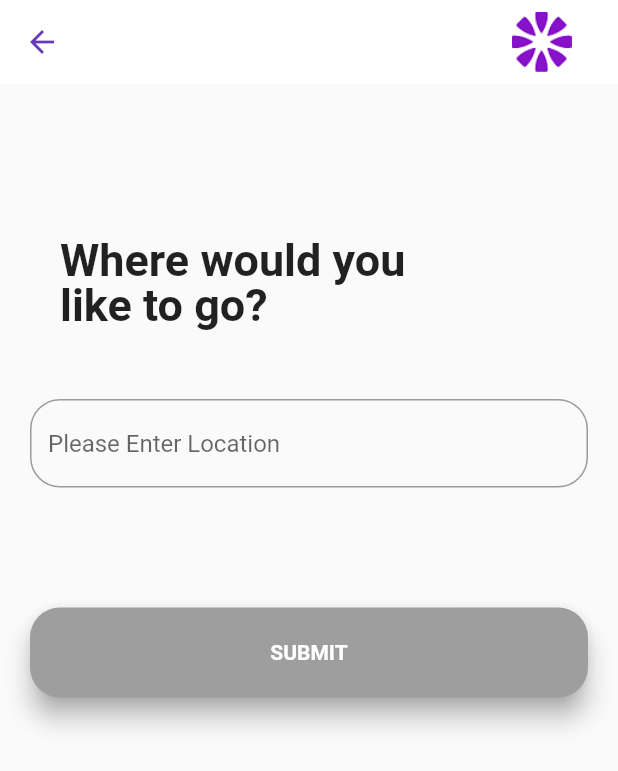
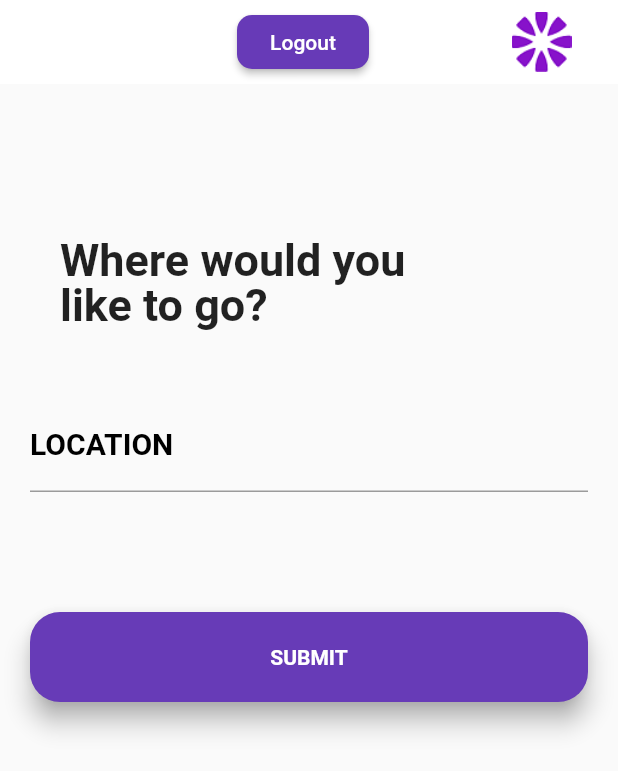
Before and after one commit to veronicakate/f_e_access_the_city, a Flutter app: the UserDashboard screen opened directly, on a phone screen of 412 x 824 dp. Shown: the top 771 px of the screen. Run offline on Flutter 3.47's test engine with Material 2 defaults, Android fonts, the phone set to English and light mode, and no system bars; Roboto replaces fonts that are missing (Montserrat).

Commit message:
change select location page style and add logout button

```diff
--- a/access_the_city/lib/pages/users/select_location.dart
+++ b/access_the_city/lib/pages/users/select_location.dart
@@ -2,9 +2,11 @@ import 'package:access_the_city/pages/users/select_activity.dart';
 
 import 'package:flutter/material.dart';
 
+Color hexToColor(String code) {
+  return new Color(int.parse(code.substring(1, 7), radix: 16) + 0xFF000000);
+}
 
 class UserDashboard extends StatefulWidget {
-
   @override
   _UserDashboardState createState() => _UserDashboardState();
 }
@@ -12,117 +14,109 @@ _UserDashboardState createState() => _UserDashboardState();
 class _UserDashboardState extends State<UserDashboard> {
   TextEditingController _locationController = new TextEditingController();
 
-
-
   @override
   Widget build(BuildContext context) {
     return Scaffold(
       resizeToAvoidBottomPadding: false,
-
       appBar: AppBar(
-
+        automaticallyImplyLeading: false,
         backgroundColor: Colors.white,
-         elevation:0.0,
-
+        elevation: 0.0,
         title: Row(
-     crossAxisAlignment:CrossAxisAlignment.center,
-      mainAxisAlignment:MainAxisAlignment.end,
-    children:[
-      Image.asset("images/logo.png", width:70.0,height:40.0),
+            crossAxisAlignment: CrossAxisAlignment.center,
+            mainAxisAlignment: MainAxisAlignment.end,
+            children: [
               Container(
-        // padding:const EdgeInsets.all(20.0),
-      )
-      ]
-    ),
-        iconTheme: IconThemeData(color: Colors.deepPurple),
+                  margin: EdgeInsets.only(right: 80),
+                  child: RaisedButton(
+                    shape: new RoundedRectangleBorder(
+                        borderRadius: new BorderRadius.circular(10.0)),
+                    child: Text('Logout'),
+                    textColor: Colors.white,
+                    color: Colors.deepPurple,
+                    onPressed: () {},
+                  )),
+              Image.asset("images/logo.png", width: 70.0, height: 40.0),
+            ]),
+        iconTheme: IconThemeData(color: hexToColor('#673BB7')),
         // iconTheme: IconThemeData(color: Colors.red,size:100, opacity: 1),
-
       ),
       body: Column(
         crossAxisAlignment: CrossAxisAlignment.start,
         children: <Widget>[
           Container(
-          child: Stack(children: <Widget>[
-            Container(padding:  EdgeInsets.fromLTRB(40.0,100.0,0.0, 0.0),
+              child: Stack(
+            children: <Widget>[
+              Container(
+                padding: EdgeInsets.fromLTRB(40.0, 100.0, 0.0, 0.0),
                 child: Text(
                   'Where would you',
-              style: TextStyle(
-                fontSize: 30.0, fontWeight: FontWeight.bold ),
+                  style: TextStyle(fontSize: 30.0, fontWeight: FontWeight.bold),
                 ),
-
-            )   ,Container( padding:  EdgeInsets.fromLTRB(40.0,130.0,0.0, 0.0),
-
+              ),
+              Container(
+                padding: EdgeInsets.fromLTRB(40.0, 130.0, 0.0, 0.0),
                 child: Text(
                   'like to go?',
-              style: TextStyle(
-                fontSize: 30.0, fontWeight: FontWeight.bold ),
+                  style: TextStyle(fontSize: 30.0, fontWeight: FontWeight.bold),
                 ),
-            ) ,
-              Container(
-                padding:  EdgeInsets.fromLTRB(15.0,175.0,0.0, 0.0),
-
-            ),
-
-          ],
-          )
               ),
               Container(
-            padding: EdgeInsets.only(top:35.0,left: 20.0,right:20.0),
-            child: Column(children: <Widget>[
+                padding: EdgeInsets.fromLTRB(15.0, 175.0, 0.0, 0.0),
+              ),
+            ],
+          )),
+          Container(
+            padding: EdgeInsets.only(top: 35.0, left: 20.0, right: 20.0),
+            child: Column(
+              children: <Widget>[
                 TextField(
                   controller: _locationController,
-                decoration:  InputDecoration(
-                  hintText: "Please Enter Location",
-                  labelStyle: TextStyle(fontFamily: 'Montserrat',
-                  fontWeight: FontWeight.bold ,
-                  color:Colors.black,
-                  fontSize: 20.0
+                  decoration: InputDecoration(
+                      labelText: 'LOCATION',
+                      labelStyle: TextStyle(
+                          fontFamily: 'Montserrat',
+                          fontWeight: FontWeight.bold,
+                          color: Colors.black,
+                          fontSize: 20.0),
+                      focusedBorder: UnderlineInputBorder(
+                          borderSide: BorderSide(color: Colors.black))),
                 ),
-                border: OutlineInputBorder(borderRadius:BorderRadius.circular(20.0)),
-                    ),
-               ),
-
-
-
                 SizedBox(height: 20.0),
-
                 SizedBox(height: 20.0),
-
                 SizedBox(height: 40.0),
                 Container(
                   height: 60.0,
                   child: Material(
-
-                  borderRadius:  BorderRadius.circular(20.0),
+                    borderRadius: BorderRadius.circular(20.0),
                     shadowColor: Colors.grey,
-                  color: Colors.grey,
+                    color: hexToColor('#673BB7'),
                     elevation: 7.0,
-                  child:GestureDetector (
+                    child: GestureDetector(
                         onTap: () {
-                      var route = new MaterialPageRoute(builder:(BuildContext context) => new SelectActivity(value: _locationController.text,),);
+                          var route = new MaterialPageRoute(
+                            builder: (BuildContext context) =>
+                                new SelectActivity(
+                                  value: _locationController.text,
+                                ),
+                          );
                           Navigator.of(context).push(route);
-
-
                         },
-                    child:Center(
-                      child:Text(
+                        child: Center(
+                          child: Text(
                             'SUBMIT',
                             style: TextStyle(
                                 color: Colors.white,
                                 fontWeight: FontWeight.bold,
-                        fontFamily:  'Montserrat'
+                                fontFamily: 'Montserrat'),
                           ),
-                      ) ,
-                    )
-                  ),
-
+                        )),
                   ),
                 ),
                 SizedBox(height: 20.0),
                 Container(
                   height: 40.0,
                 )
-
               ],
             ),
           )
@@ -130,7 +124,4 @@ class _UserDashboardState extends State<UserDashboard> {
       ),
     );
   }
-
-
-
 }
```
Lines whose indentation alone changed are shown as unchanged.
